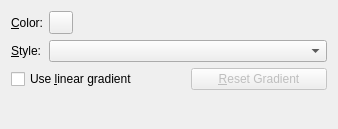
First picture: the form in src/libkstapp/filltab.ui, repository Kst-plot/kst, before the edit.
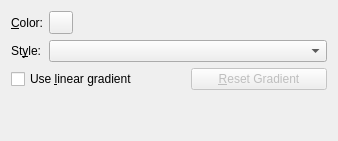
Second picture: the form after the edit. Custom widgets are drawn as their Qt base class.

```diff
--- a/src/libkstapp/filltab.ui
+++ b/src/libkstapp/filltab.ui
@@ -7,7 +7,7 @@
     <x>0</x>
     <y>0</y>
     <width>338</width>
-    <height>121</height>
+    <height>141</height>
    </rect>
   </property>
   <property name="minimumSize">
@@ -54,7 +54,7 @@
         </sizepolicy>
        </property>
        <property name="text">
-        <string>&amp;Style:</string>
+        <string>St&amp;yle:</string>
        </property>
        <property name="alignment">
         <set>Qt::AlignRight|Qt::AlignTrailing|Qt::AlignVCenter</set>
```
Left out of the diff: 15 changed lines with no effect on the pictures.
